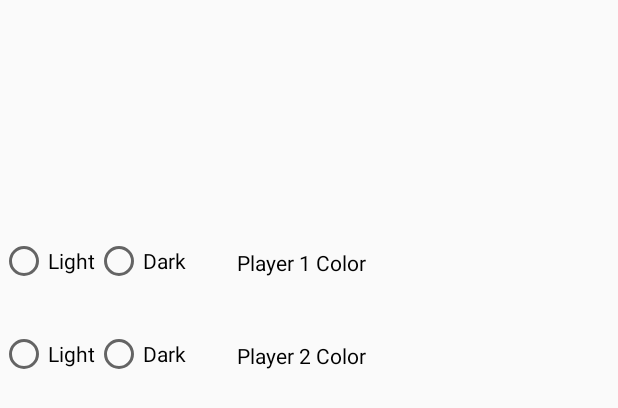
After one commit to cschilli/checkers-android, an Android app: the layout initial_playgame_menu.xml on its own in the app's theme, with its tools: preview values and no code run, on a phone screen of 412 x 824 dp. The commit adds this screen. Shown: the top 408 px of the screen. Run offline under Robolectric (Android 15) with nearby library versions, the phone set to English and light mode, and no system bars.

Commit message:
Added turn-style functionality to ButtonBoad.java

```diff
--- a/Checkers/app/src/main/res/layout/board.xml
+++ b/Checkers/app/src/main/res/layout/board.xml
@@ -15,8 +15,6 @@
         android:layout_height="355dp"
         android:layout_gravity="center"
         app:srcCompat="@android:color/black"
-        android:background="@drawable/round_outline"
-        android:clipToOutline="true"
         android:id="@+id/imageView7" />
 
     <ImageView
--- /dev/null
+++ b/Checkers/app/src/main/res/layout/initial_playgame_menu.xml
@@ -0,0 +1,75 @@
+<?xml version="1.0" encoding="utf-8"?>
+<RelativeLayout xmlns:android="http://schemas.android.com/apk/res/android"
+    android:layout_width="wrap_content"
+    android:layout_height="wrap_content" >
+
+    <RadioGroup
+        android:layout_width="wrap_content"
+        android:layout_height="wrap_content"
+        android:layout_alignParentTop="true"
+        android:orientation="horizontal"
+
+        android:layout_marginTop="158dp" >
+
+        <RadioButton
+            android:id="@+id/light_option"
+            android:layout_width="wrap_content"
+            android:layout_height="wrap_content"
+            android:text="Light"
+            android:layout_weight="1" />
+
+        <RadioButton
+            android:id="@+id/dark_option"
+            android:layout_width="wrap_content"
+            android:layout_height="wrap_content"
+            android:text="Dark"
+            android:layout_weight="1" />
+    </RadioGroup>
+
+    <RadioGroup
+        android:layout_width="wrap_content"
+        android:layout_height="wrap_content"
+        android:layout_alignParentTop="true"
+        android:orientation="horizontal"
+
+        android:layout_marginTop="220dp" >
+
+        <RadioButton
+            android:id="@+id/light_option2"
+            android:layout_width="wrap_content"
+            android:layout_height="wrap_content"
+            android:text="Light"
+            android:layout_weight="1" />
+
+        <RadioButton
+            android:id="@+id/dark_option2"
+            android:layout_width="wrap_content"
+            android:layout_height="wrap_content"
+            android:text="Dark"
+            android:layout_weight="1" />
+    </RadioGroup>
+
+    <TextView
+        android:text="Player 2 Color"
+        android:layout_width="wrap_content"
+        android:layout_height="wrap_content"
+        android:layout_alignParentLeft="true"
+        android:layout_alignParentStart="true"
+        android:layout_marginLeft="158dp"
+        android:layout_marginTop="227dp"
+        android:id="@+id/textView2"
+        android:textColor="@android:color/black" />
+
+    <TextView
+        android:text="Player 1 Color"
+        android:layout_width="wrap_content"
+        android:layout_height="wrap_content"
+        android:layout_alignParentLeft="true"
+        android:layout_alignParentStart="true"
+        android:layout_marginLeft="158dp"
+        android:layout_marginTop="165dp"
+        android:id="@+id/textView3"
+        android:textColor="@android:color/black" />
+
+
+</RelativeLayout>
```
Also changed, not shown: Checkers/app/src/main/java/com/example/dylan/checkers/Board.java (+28 -5 lines), Checkers/app/src/main/java/com/example/dylan/checkers/ButtonBoard.java (+38 -136 lines).
